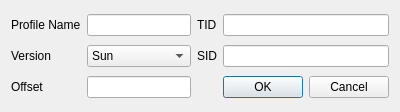
PMArkive/Gen7TimeFinder, file Forms/ProfileEditor.ui: the form before one commit.
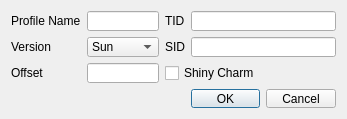
The form after the commit.

Diff of the .ui file:
```diff
--- a/Forms/ProfileEditor.ui
+++ b/Forms/ProfileEditor.ui
@@ -6,10 +6,16 @@
    <rect>
     <x>0</x>
     <y>0</y>
-    <width>400</width>
-    <height>112</height>
+    <width>347</width>
+    <height>119</height>
    </rect>
   </property>
+  <property name="minimumSize">
+   <size>
+    <width>347</width>
+    <height>119</height>
+   </size>
+  </property>
   <property name="windowTitle">
    <string>Profile Editor</string>
   </property>
@@ -38,7 +44,7 @@
      </property>
     </widget>
    </item>
-   <item row="0" column="3">
+   <item row="0" column="3" colspan="2">
     <widget class="QLineEdit" name="lineEditProfileTID">
      <property name="sizePolicy">
       <sizepolicy hsizetype="Preferred" vsizetype="Fixed">
@@ -86,7 +92,7 @@
      </property>
     </widget>
    </item>
-   <item row="1" column="3">
+   <item row="1" column="3" colspan="2">
     <widget class="QLineEdit" name="lineEditProfileSID">
      <property name="sizePolicy">
       <sizepolicy hsizetype="Preferred" vsizetype="Fixed">
@@ -113,7 +119,7 @@
      </property>
     </widget>
    </item>
-   <item row="2" column="3">
+   <item row="3" column="3" colspan="2">
     <widget class="QDialogButtonBox" name="buttonBox">
      <property name="sizePolicy">
       <sizepolicy hsizetype="Preferred" vsizetype="Fixed">
@@ -126,6 +132,13 @@
      </property>
     </widget>
    </item>
+   <item row="2" column="2" colspan="3">
+    <widget class="QCheckBox" name="checkBoxShinyCharm">
+     <property name="text">
+      <string>Shiny Charm</string>
+     </property>
+    </widget>
+   </item>
   </layout>
  </widget>
  <tabstops>
```
